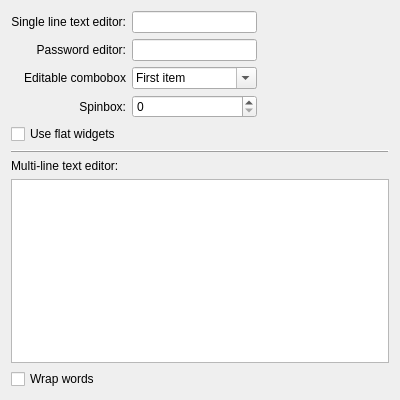
Before: the Qt Designer form kstyles/oxygen/demo/ui/oxygeninputdemowidget.ui in mgottschlag/kwin-tiling, drawn with Qt 5.
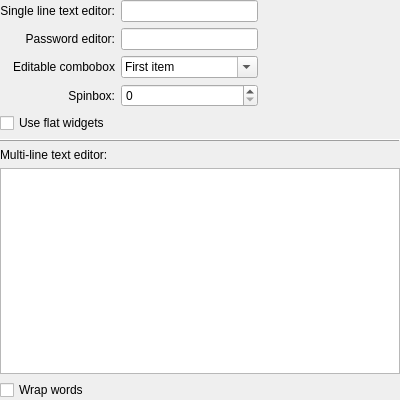
After: the same form once the commit is applied. Custom widgets are drawn as their Qt base class.

```diff
--- a/kstyles/oxygen/demo/ui/oxygeninputdemowidget.ui
+++ b/kstyles/oxygen/demo/ui/oxygeninputdemowidget.ui
@@ -11,6 +11,9 @@
    </rect>
   </property>
   <layout class="QGridLayout" name="gridLayout">
+   <property name="margin">
+    <number>0</number>
+   </property>
    <item row="0" column="0">
     <widget class="QLabel" name="label">
      <property name="text">
```
